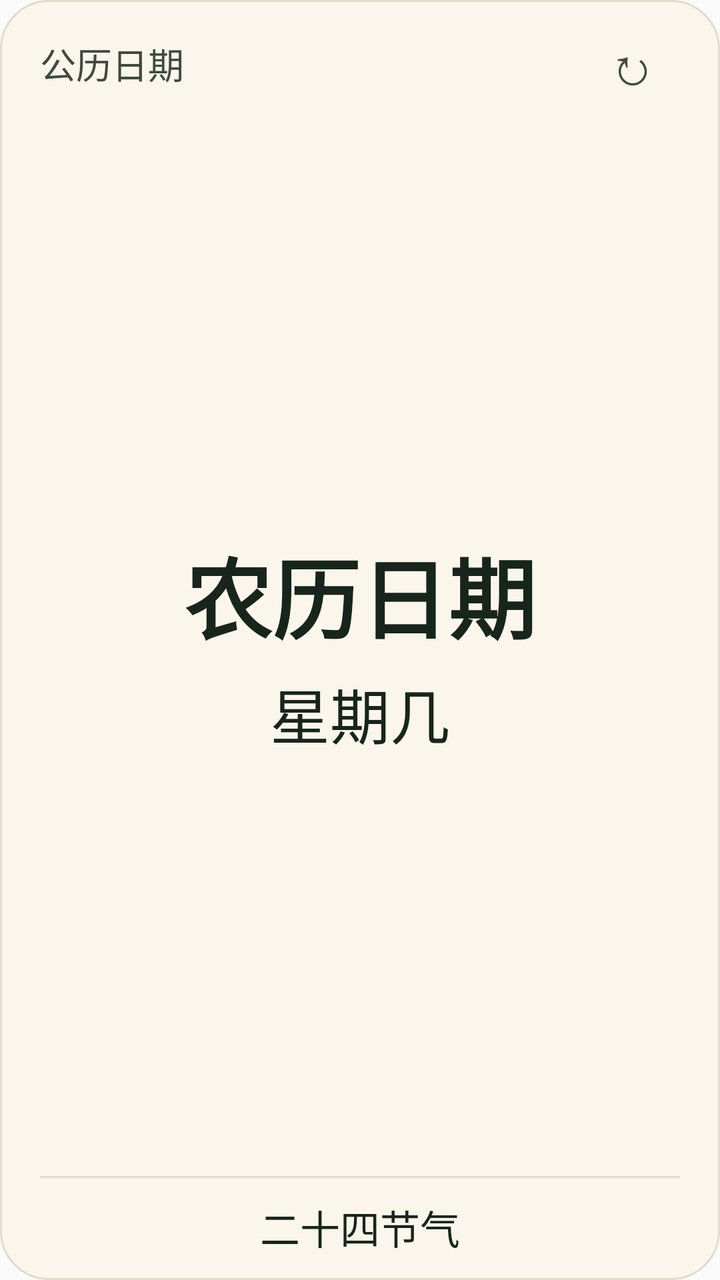
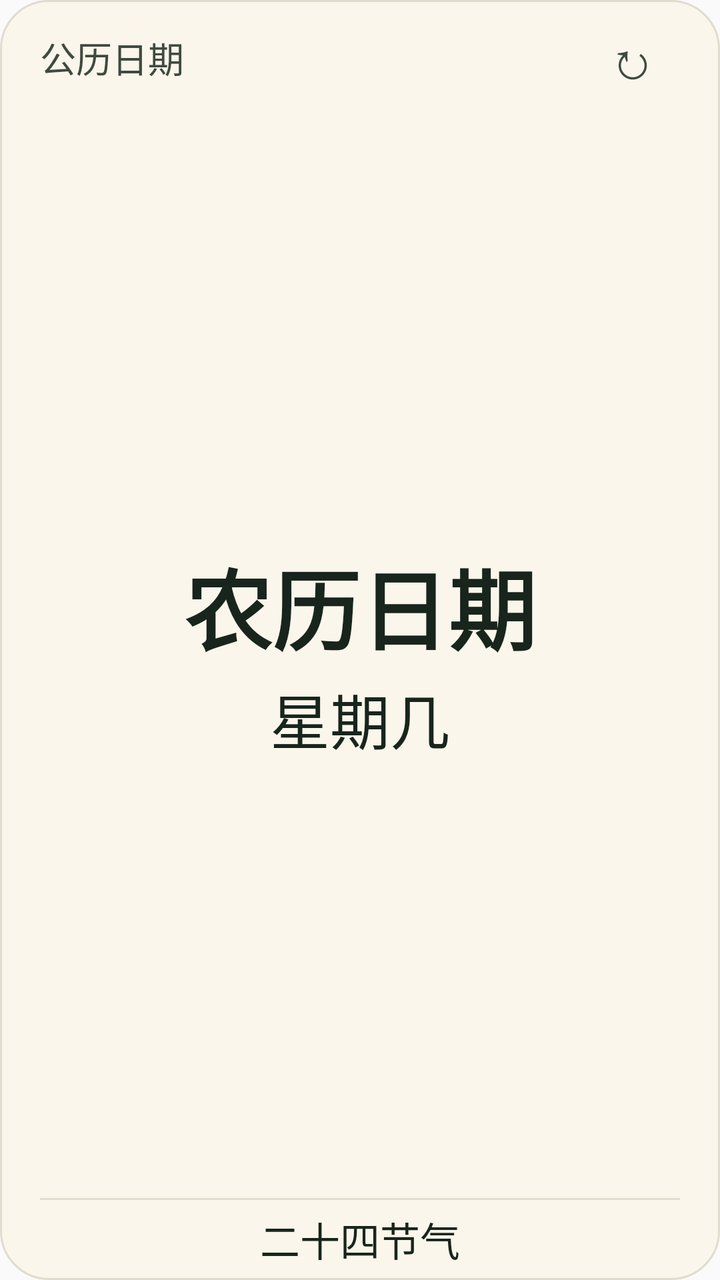

Compare the two renders of this Android layout. The source of the first and the diff that turns it into the second are given below.
<!-- AndroidManifest.xml: application theme Theme.LunarCalendar -->
<!-- res/layout/lunar_widget.xml -->
<?xml version="1.0" encoding="utf-8"?>
<LinearLayout xmlns:android="http://schemas.android.com/apk/res/android"
    android:id="@+id/widget_root"
    android:layout_width="match_parent"
    android:layout_height="match_parent"
    android:background="@drawable/widget_background"
    android:orientation="vertical"
    android:paddingHorizontal="20dp"
    android:paddingVertical="8dp">

    <LinearLayout
        android:layout_width="match_parent"
        android:layout_height="wrap_content"
        android:minHeight="48dp"
        android:gravity="center_vertical"
        android:orientation="horizontal">
        <TextView
            android:id="@+id/widget_solar"
            android:layout_width="0dp"
            android:layout_height="wrap_content"
            android:layout_weight="1"
            android:text="@string/widget_solar_placeholder"
            android:textColor="@color/widget_muted"
            android:textSize="18sp" />
        <TextView
            android:id="@+id/widget_refresh"
            android:layout_width="48dp"
            android:layout_height="48dp"
            android:background="?android:attr/selectableItemBackgroundBorderless"
            android:contentDescription="@string/widget_refresh"
            android:gravity="center"
            android:text="@string/widget_refresh_icon"
            android:textColor="@color/widget_muted"
            android:textSize="26sp" />
    </LinearLayout>

    <LinearLayout
        android:layout_width="match_parent"
        android:layout_height="0dp"
        android:layout_weight="1"
        android:gravity="center"
        android:orientation="vertical">
        <TextView
            android:id="@+id/widget_lunar"
            android:layout_width="match_parent"
            android:layout_height="wrap_content"
            android:fontFamily="sans-serif"
            android:gravity="center"
            android:includeFontPadding="false"
            android:text="@string/widget_date_placeholder"
            android:textColor="@color/widget_ink"
            android:textSize="44sp"
            android:textStyle="bold" />
        <TextView
            android:id="@+id/widget_weekday"
            android:layout_width="match_parent"
            android:layout_height="wrap_content"
            android:layout_marginTop="6dp"
            android:fontFamily="sans-serif-medium"
            android:gravity="center"
            android:includeFontPadding="false"
            android:text="@string/widget_weekday_placeholder"
            android:textColor="@color/widget_ink"
            android:textSize="30sp" />
    </LinearLayout>

    <ImageView
        android:layout_width="match_parent"
        android:layout_height="1dp"
        android:background="@color/widget_border"
        android:importantForAccessibility="no" />
    <TextView
        android:id="@+id/widget_term"
        android:layout_width="match_parent"
        android:layout_height="wrap_content"
        android:paddingTop="10dp"
        android:paddingBottom="4dp"
        android:fontFamily="sans-serif-medium"
        android:gravity="center"
        android:includeFontPadding="false"
        android:text="@string/widget_term_placeholder"
        android:textColor="@color/widget_ink"
        android:textSize="20sp" />
</LinearLayout>
<!-- resources referenced by this layout -->
<resources>
  <color name="widget_border">#E2DCCF</color>
  <color name="widget_ink">#18251C</color>
  <color name="widget_muted">#3F4A40</color>
  <!-- drawable widget_background (drawable) -->
  <shape xmlns:android="http://schemas.android.com/apk/res/android" android:shape="rectangle">
      <solid android:color="@color/widget_background" />
      <corners android:radius="24dp" />
      <stroke android:width="1dp" android:color="@color/widget_border" />
  </shape>
  <string name="widget_date_placeholder">农历日期</string>
  <string name="widget_refresh">刷新日期</string>
  <string name="widget_refresh_icon">↻</string>
  <string name="widget_solar_placeholder">公历日期</string>
  <string name="widget_term_placeholder">二十四节气</string>
  <string name="widget_weekday_placeholder">星期几</string>
  <style name="Theme.LunarCalendar" parent="android:Theme.Material.Light.NoActionBar" />
  <color name="widget_background">#FAF6EB</color>
</resources>

<!-- the commit's change to res/layout/lunar_widget.xml (unified diff, before → after) -->
@@ -6,7 +6,7 @@
     android:background="@drawable/widget_background"
     android:orientation="vertical"
     android:paddingHorizontal="20dp"
-    android:paddingVertical="8dp">
+    android:paddingVertical="5dp">
 
     <LinearLayout
         android:layout_width="match_parent"
@@ -55,7 +55,7 @@
             android:id="@+id/widget_weekday"
             android:layout_width="match_parent"
             android:layout_height="wrap_content"
-            android:layout_marginTop="6dp"
+            android:layout_marginTop="3dp"
             android:fontFamily="sans-serif-medium"
             android:gravity="center"
             android:includeFontPadding="false"
@@ -73,8 +73,8 @@
         android:id="@+id/widget_term"
         android:layout_width="match_parent"
         android:layout_height="wrap_content"
-        android:paddingTop="10dp"
-        android:paddingBottom="4dp"
+        android:paddingTop="5dp"
+        android:paddingBottom="1dp"
         android:fontFamily="sans-serif-medium"
         android:gravity="center"
         android:includeFontPadding="false"
